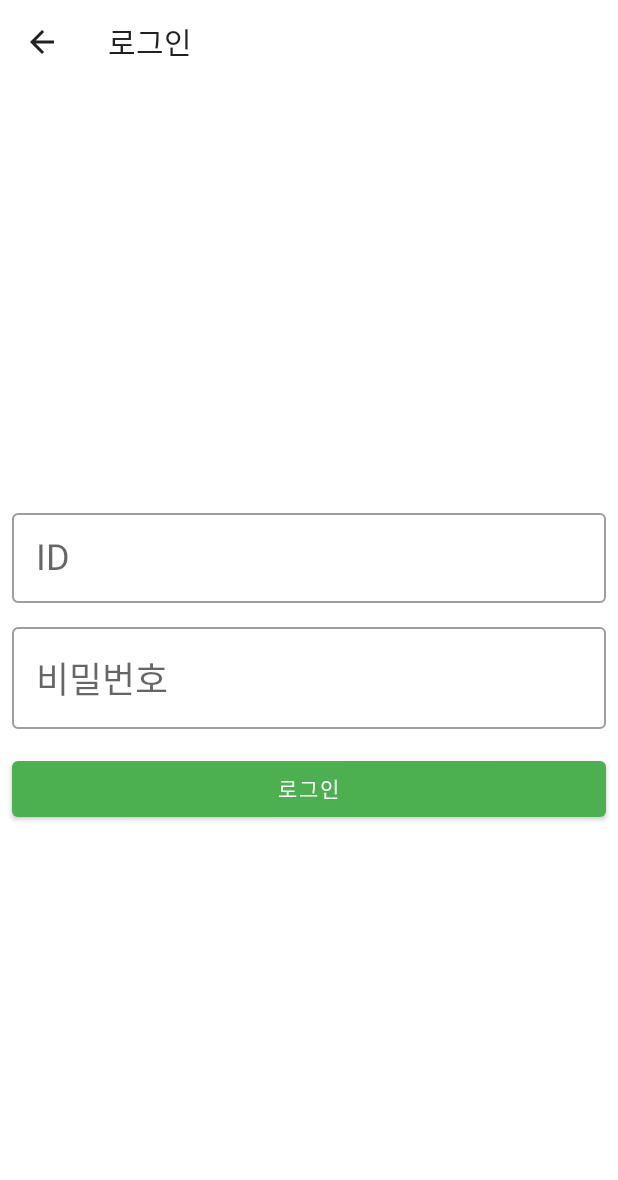
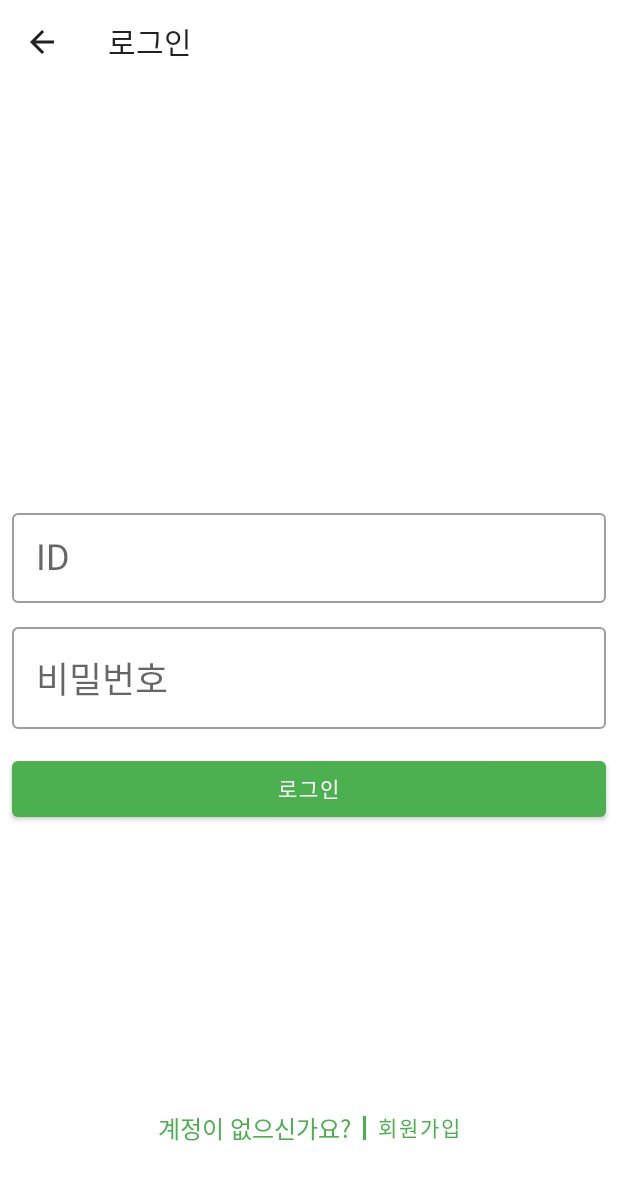
Before and after one commit to Starbow-Break/Green-Juice, an Android app built with Jetpack Compose: the SignInScreen screen opened through its navigation route, after a tap on "로그인", on a phone screen of 412 x 824 dp. Shown: the top 1180 px of the screen. Run offline under Robolectric (Android 15) with nearby library versions, the phone set to English and light mode, and no system bars; our stand-ins replace accompanist; libraries missing offline, so code that uses them is left out: com.jakewharton.retrofit2.

Commit message:
일부 기능 구현 중

```diff
--- a/app/src/main/java/com/starbow/greenjuice/data/SampleDataSource.kt
+++ b/app/src/main/java/com/starbow/greenjuice/data/SampleDataSource.kt
@@ -8,6 +8,7 @@ object SampleDataSource {
     //초기 데이터
     val dataList = mutableListOf(
         JuiceItem(
+            postUrl = "https://blog.naver.com/play_eat_fun/223085673944",
             title = "Title1",
             description = "description1",
             juiceColor = JuiceColor.GREEN,
@@ -16,6 +17,7 @@ object SampleDataSource {
             hashtags = listOf("keyword1_1", "keyword1_2", "keyword1_3")
         ),
         JuiceItem(
+            postUrl = "https://blog.naver.com/yugin0303/223085668684",
             title = "Title2",
             description = "description2",
             juiceColor = JuiceColor.RED,
@@ -24,6 +26,7 @@ object SampleDataSource {
             hashtags = listOf("keyword2_1", "keyword2_2")
         ),
         JuiceItem(
+            postUrl = "https://blog.naver.com/sayu0125/223085660825",
             title = "Title3",
             description = "description3",
             juiceColor = JuiceColor.GREEN,
@@ -32,6 +35,7 @@ object SampleDataSource {
             hashtags = listOf("keyword3_1", "keyword3_2", "keyword3_3", "keyword3_4", "keyword3_5")
         ),
         JuiceItem(
+            postUrl = "https://blog.naver.com/moy99/223085659988",
             title = "Title4",
             description = "description4",
             juiceColor = JuiceColor.ORANGE,
@@ -40,6 +44,7 @@ object SampleDataSource {
             hashtags = listOf("keyword4_1")
         ),
         JuiceItem(
+            postUrl = "",
             title = "Title5",
             description = "description5",
             juiceColor = JuiceColor.GREEN,
@@ -48,6 +53,7 @@ object SampleDataSource {
             hashtags = listOf("keyword5_1", "keyword5_2", "keyword5_3", "keyword5_4")
         ),
         JuiceItem(
+            postUrl = "",
             title = "Title6",
             description = "description6",
             juiceColor = JuiceColor.ORANGE,
@@ -56,6 +62,7 @@ object SampleDataSource {
             hashtags = listOf("keyword6_1", "keyword6_2", "keyword6_3")
         ),
         JuiceItem(
+            postUrl = "",
             title = "Title7",
             description = "description7",
             juiceColor = JuiceColor.GREEN,
@@ -64,6 +71,7 @@ object SampleDataSource {
             hashtags = listOf("keyword7_1", "keyword7_2")
         ),
         JuiceItem(
+            postUrl = "",
             title = "Title8",
             description = "description8",
             juiceColor = JuiceColor.GREEN,
@@ -72,6 +80,7 @@ object SampleDataSource {
             hashtags = listOf("keyword8_1", "keyword8_2")
         ),
         JuiceItem(
+            postUrl = "",
             title = "Title9",
             description = "description9",
             juiceColor = JuiceColor.RED,
@@ -80,6 +89,7 @@ object SampleDataSource {
             hashtags = listOf("keyword9_1")
         ),
         JuiceItem(
+            postUrl = "",
             title = "Title10",
             description = "description10",
             juiceColor = JuiceColor.GREEN,
@@ -88,6 +98,7 @@ object SampleDataSource {
             hashtags = listOf("keyword10_1", "keyword10_2", "keyword10_3", "keyword10_4",  "keyword10_5", "keyword10_6")
         ),
         JuiceItem(
+            postUrl = "",
             title = "Title11",
             description = "description11",
             juiceColor = JuiceColor.RED,
@@ -96,6 +107,7 @@ object SampleDataSource {
             hashtags = listOf("keyword11_1", "keyword11_2", "keyword11_3")
         ),
         JuiceItem(
+            postUrl = "",
             title = "Title12",
             description = "description12",
             juiceColor = JuiceColor.GREEN,
@@ -112,4 +124,31 @@ object SampleDataSource {
         val end = if(start+display-1 >= dataList.size) dataList.size else start+display-1
         return dataList.subList(fromIndex = start-1, toIndex = end)
     }
+
+    private val accountList = mutableListOf(
+        Account("aaaa", "aaaa"),
+        Account("bbbb", "bbbb"),
+        Account("cccc", "cccc")
+    )
+
+    fun hasId(id: String): Boolean {
+        for(account in accountList) {
+            if(account.id == id) return true
+        }
+
+        return false
+    }
+
+    fun addAccount(id: String, password: String) {
+        accountList.add(Account(id, password))
+    }
+
+    fun authentication(id: String, password: String): Boolean {
+        for(account in accountList)
+            if((account.id == id) and (account.password == password)) return true
+
+        return false
+    }
+
+    data class Account(val id: String, val password: String)
 }
--- a/app/src/main/java/com/starbow/greenjuice/model/BlogPostItem.kt
+++ b/app/src/main/java/com/starbow/greenjuice/model/BlogPostItem.kt
@@ -4,7 +4,6 @@ import com.starbow.greenjuice.enum.JuiceColor
 import com.starbow.greenjuice.enum.Sentiment
 import kotlinx.serialization.SerialName
 import kotlinx.serialization.Serializable
-import java.util.Date
 
 //서버로부터 받은 데이터를 여기에 객체화해서 저장
 @Serializable
@@ -39,6 +38,7 @@ fun BlogPostItem.toJuiceItem(): JuiceItem {
     }.map { hashtag -> "#$hashtag" }
 
     return JuiceItem(
+        postUrl = link,
         title = title,
         description = description,
         juiceColor = juiceColor,
--- a/app/src/main/java/com/starbow/greenjuice/model/JuiceItem.kt
+++ b/app/src/main/java/com/starbow/greenjuice/model/JuiceItem.kt
@@ -4,6 +4,7 @@ import com.starbow.greenjuice.enum.JuiceColor
 import com.starbow.greenjuice.enum.Sentiment
 
 data class JuiceItem(
+    val postUrl: String,
     val title: String,
     val description: String,
     val juiceColor: JuiceColor?,
--- a/app/src/main/java/com/starbow/greenjuice/ui/GreenJuiceUiState.kt
+++ b/app/src/main/java/com/starbow/greenjuice/ui/GreenJuiceUiState.kt
@@ -13,6 +13,7 @@ sealed interface GreenJuiceNetworkUiState {
 }
 
 data class GreenJuiceUiState(
+    val accountId: String? = null,
     val searchQuery: String = "", //검색 쿼리
     val onFilter: Boolean = false, //필터 기능 사용 여부
     val juiceFilterOption: JuiceColor? = null, //광고 여부 필터
--- a/app/src/main/java/com/starbow/greenjuice/ui/navigation/GreenJuiceNavHost.kt
+++ b/app/src/main/java/com/starbow/greenjuice/ui/navigation/GreenJuiceNavHost.kt
@@ -5,12 +5,12 @@ import android.widget.Toast
 import androidx.compose.runtime.Composable
 import androidx.compose.runtime.collectAsState
 import androidx.compose.runtime.mutableStateOf
-import androidx.compose.runtime.remember
 import androidx.compose.ui.Modifier
 import androidx.compose.ui.platform.LocalContext
 import androidx.compose.ui.res.stringResource
 import androidx.lifecycle.viewmodel.compose.viewModel
 import androidx.compose.runtime.getValue
+import androidx.compose.runtime.saveable.rememberSaveable
 import androidx.compose.runtime.setValue
 import androidx.compose.ui.platform.LocalLifecycleOwner
 import androidx.lifecycle.Observer
@@ -28,6 +28,8 @@ import com.starbow.greenjuice.ui.AppViewModelProvider
 import com.starbow.greenjuice.ui.screen.*
 import com.starbow.greenjuice.ui.viewmodel.GreenJuiceNavHostViewModel
 
+const val TAG = "GreenJuiceNavHost"
+
 @Composable
 fun GreenJuiceNavHost(
     navController: NavHostController,
@@ -42,11 +44,11 @@ fun GreenJuiceNavHost(
     val context = LocalContext.current
     val lifecycleOwner = LocalLifecycleOwner.current
 
-    var selectedJuiceIndex by remember { mutableStateOf(-1) }
-    var selectedSentimentIndex by remember { mutableStateOf(-1) }
-    var selectedThemeIndex by remember { mutableStateOf(-1) }
+    var selectedJuiceIndex by rememberSaveable { mutableStateOf(-1) }
+    var selectedSentimentIndex by rememberSaveable { mutableStateOf(-1) }
+    var selectedThemeIndex by rememberSaveable { mutableStateOf(-1) }
 
-    Log.d("FilterState", "AdState = ${appUiState.value.juiceFilterOption} Sentiment = ${appUiState.value.sentimentFilterOption}")
+    Log.d(TAG, "AdState = ${appUiState.value.juiceFilterOption} Sentiment = ${appUiState.value.sentimentFilterOption}")
 
     val juiceOptions = listOf(
         stringResource(id = R.string.filter_null_text),
@@ -90,7 +92,7 @@ fun GreenJuiceNavHost(
 
     if(selectedJuiceIndex == -1) selectedJuiceIndex = juiceIndex
     if(selectedSentimentIndex == -1) selectedSentimentIndex = sentimentIndex
-    Log.d("SettingScreen", "** $theme ** $selectedThemeIndex, $themeIndex")
+    Log.d(TAG, "** $theme ** $selectedThemeIndex, $themeIndex")
 
     viewModel.showErrorToast.observe(lifecycleOwner, Observer {
         it.getContentIfNotHandled()?.let {
@@ -118,11 +120,7 @@ fun GreenJuiceNavHost(
                     }
                 },
                 onClearQuery = { viewModel.changeQuery("") },
-                onClickSignIn = {
-                    navController.navigate(
-                        GreenJuiceScreen.WEB_VIEW.name + "/www.naver.com"
-                    )
-                },
+                onClickSignIn = { navController.navigate(GreenJuiceScreen.SIGN_IN.name) },
                 onClickSignUp = { navController.navigate(GreenJuiceScreen.SIGN_UP.name) }
             )
         }
@@ -130,13 +128,40 @@ fun GreenJuiceNavHost(
         composable(
             route = GreenJuiceScreen.SIGN_IN.name
         ) {
-            SignInScreen()
+            SignInScreen(
+                onSignInClick = { id, pw ->
+                    try {
+                        if(viewModel.signIn(id, pw)) {
+                            Log.d(TAG, "Sign in Success! Account ID : $id")
+                            Toast.makeText(context, "${id}님 환영합니다!", Toast.LENGTH_SHORT).show()
+                            navController.navigateUp()
+                        }
+                        else {
+                            Toast.makeText(context, "아이디 또는 비밀번호가 틀렸습니다.", Toast.LENGTH_SHORT).show()
+                        }
+                    } catch (e: Exception) {
+                        Toast.makeText(context, "로그인 중 오류가 발생했습니다.", Toast.LENGTH_SHORT).show()
+                    }
+                },
+                onClickSignUp = { navController.navigate(GreenJuiceScreen.SIGN_UP.name) }
+            )
         }
 
         composable(
             route = GreenJuiceScreen.SIGN_UP.name
         ) {
-            SignUpScreen()
+            SignUpScreen(
+                onSignUpClick = { id, pw ->
+                    try {
+                        viewModel.signUp(id, pw)
+                        Toast.makeText(context, "회원가입이 완료되었습니다.", Toast.LENGTH_SHORT).show()
+                        navController.navigateUp()
+                    }
+                    catch (e: Exception) {
+                        Toast.makeText(context, "회원가입 중 오류가 발생했습니다.", Toast.LENGTH_SHORT).show()
+                    }
+                }
+            )
         }
 
         composable(
@@ -210,7 +235,23 @@ fun GreenJuiceNavHost(
                     else viewModel.search()
                 },
                 onClearQuery = { viewModel.changeQuery("") },
-                onAddDataClick = { viewModel.getAdditionalData() }
+                onAddDataClick = { viewModel.getAdditionalData() },
+                onCardClick = { url ->
+                    try {
+                        Log.d(TAG, "url : $url")
+
+                        val args = url
+                            .replace("http://", "").replace("https://", "")
+                            .split('/')
+                        val (base_url, blogId, postId) = arrayOf(args[0], args[1], args[2])
+
+                        Log.d(TAG, "url : $url, base_url : $base_url, blogId: $blogId, postId : $postId")
+
+                        navController.navigate(GreenJuiceScreen.WEB_VIEW.name + "/$base_url/$blogId/$postId")
+                    } catch(e: Exception) {
+                        Toast.makeText(context, "해당 블로그 포스트에 접속할 수 없습니다.", Toast.LENGTH_SHORT).show()
+                    }
+                }
             )
         }
 
@@ -240,11 +281,23 @@ fun GreenJuiceNavHost(
         }
 
         composable(
-            route = GreenJuiceScreen.WEB_VIEW.name + "/{url}",
-            arguments = listOf(navArgument("url") { type = NavType.StringType })
+            route = GreenJuiceScreen.WEB_VIEW.name + "/{base_url}/{blogId}/{postId}",
+            arguments = listOf(
+                navArgument("base_url") { type = NavType.StringType },
+                navArgument("blogId") { type = NavType.StringType },
+                navArgument("postId") { type = NavType.StringType }
+            )
         ) { backStackEntry ->
+            val argList = listOf(
+                backStackEntry.arguments?.getString("base_url") ?: "",
+                backStackEntry.arguments?.getString("blogId") ?: "",
+                backStackEntry.arguments?.getString("postId") ?: "",
+            )
+
+            val postUrl = "http://" + argList.joinToString("/")
+
             WebViewScreen(
-                url = backStackEntry.arguments?.getString("url") ?: ""
+                url = postUrl
             )
         }
     }
--- a/app/src/main/java/com/starbow/greenjuice/ui/screen/FavoritesScreen.kt
+++ b/app/src/main/java/com/starbow/greenjuice/ui/screen/FavoritesScreen.kt
@@ -18,7 +18,7 @@ fun FavoritesScreen(
         modifier = modifier
     ) {
         items(favoritesList) { favorites ->
-            SearchResultItem(juiceItem = favorites)
+            SearchResultItem(juiceItem = favorites, onClick = {})
         }
     }
 }
--- a/app/src/main/java/com/starbow/greenjuice/ui/screen/SignInScreen.kt
+++ b/app/src/main/java/com/starbow/greenjuice/ui/screen/SignInScreen.kt
@@ -1,17 +1,12 @@
 package com.starbow.greenjuice.ui.screen
 
 import androidx.compose.foundation.layout.*
-import androidx.compose.material.Button
-import androidx.compose.material.OutlinedTextField
-import androidx.compose.material.Text
-import androidx.compose.runtime.Composable
-import androidx.compose.runtime.mutableStateOf
+import androidx.compose.material.*
+import androidx.compose.runtime.*
 import androidx.compose.runtime.saveable.rememberSaveable
 import androidx.compose.ui.Modifier
 import androidx.compose.ui.tooling.preview.Preview
 import com.starbow.greenjuice.ui.theme.GreenJuiceTheme
-import androidx.compose.runtime.getValue
-import androidx.compose.runtime.setValue
 import androidx.compose.ui.Alignment
 import androidx.compose.ui.res.stringResource
 import androidx.compose.ui.unit.dp
@@ -19,6 +14,8 @@ import com.starbow.greenjuice.R
 
 @Composable
 fun SignInScreen(
+    onSignInClick: (String, String) -> Unit,
+    onClickSignUp: () -> Unit,
     modifier: Modifier = Modifier
 ) {
     Box(
@@ -29,13 +26,14 @@ fun SignInScreen(
                 .padding(horizontal = 8.dp)
                 .align(Alignment.Center)
         ) {
-            var id by rememberSaveable { mutableStateOf("") }
-            var password by rememberSaveable { mutableStateOf("") }
+            var id by rememberSaveable { mutableStateOf("") } //텍스트 필드에 입력된 아이디
+            var password by rememberSaveable { mutableStateOf("") } //텍스트 필드에 입력된 비밀번호
 
             OutlinedTextField(
                 value = id,
                 onValueChange = { id = it },
                 label = { Text(stringResource(id = R.string.id)) },
+                maxLines = 1,
                 modifier = Modifier
                     .fillMaxWidth()
                     .padding(vertical = 4.dp)
@@ -44,17 +42,39 @@ fun SignInScreen(
                 value = password,
                 onValueChange = { password = it },
                 label = { Text(stringResource(id = R.string.password)) },
+                maxLines = 1,
                 modifier = Modifier
                     .fillMaxWidth()
                     .padding(vertical = 4.dp)
             )
             Button(
-                onClick = { /*TODO*/ },
+                onClick = { onSignInClick(id, password) },
                 modifier = Modifier
                     .fillMaxWidth()
                     .padding(top = 12.dp)
             ) {
                 Text(stringResource(id = R.string.sign_in))
+            }
+        }
+
+        Row (
+            horizontalArrangement = Arrangement.Center,
+            verticalAlignment = Alignment.CenterVertically,
+            modifier = Modifier.align(Alignment.BottomCenter).padding(bottom = 48.dp)
+        ) {
+            Text(
+                text = "계정이 없으신가요?",
+                color = MaterialTheme.colors.primary,
+                modifier = Modifier.padding(8.dp)
+            )
+            Divider(
+                color = MaterialTheme.colors.primary,
+                modifier = Modifier
+                    .width(2.dp)
+                    .height(16.dp)
+            )
+            TextButton(onClick = onClickSignUp) {
+                Text(text = stringResource(id = R.string.sign_up))
             }
         }
     }
@@ -64,6 +84,9 @@ fun SignInScreen(
 @Composable
 fun SignInScreenPreview() {
     GreenJuiceTheme {
-        SignInScreen()
+        SignInScreen(
+            onSignInClick = {a, b -> },
+            onClickSignUp = {}
+        )
     }
 }
--- a/app/src/main/java/com/starbow/greenjuice/ui/viewmodel/GreenJuiceNavHostViewModel.kt
+++ b/app/src/main/java/com/starbow/greenjuice/ui/viewmodel/GreenJuiceNavHostViewModel.kt
@@ -8,6 +8,7 @@ import androidx.lifecycle.ViewModel
 import androidx.lifecycle.viewModelScope
 import com.starbow.greenjuice.Event
 import com.starbow.greenjuice.data.GreenJuiceRepository
+import com.starbow.greenjuice.data.SampleDataSource
 import com.starbow.greenjuice.enum.JuiceColor
 import com.starbow.greenjuice.enum.Sentiment
 import com.starbow.greenjuice.model.JuiceStatistics
@@ -22,7 +23,7 @@ import kotlinx.coroutines.flow.update
 import kotlinx.coroutines.launch
 import java.io.IOException
 
-const val AMOUNT_DATA = 5 //요청할 때 마다 받아올 데이터 갯수
+const val AMOUNT_DATA = 1 //요청할 때 마다 받아올 데이터 갯수
 const val TAG = "NavHostViewModel"
 
 class GreenJuiceNavHostViewModel(
@@ -74,6 +75,24 @@ class GreenJuiceNavHostViewModel(
                 sentimentStatistics = sentimentStatistics
             )
         }
+    }
+
+    //로그인
+    fun signIn(id: String, password: String): Boolean {
+        val result = SampleDataSource.authentication(id, password)
+
+        if(result) {
+            _uiState.update { currentUiState ->
+                currentUiState.copy(accountId = id)
+            }
+        }
+
+        return result
+    }
+
+    //회원 가입
+    fun signUp(id: String, password: String) {
+        SampleDataSource.addAccount(id, password)
     }
 
     //검색 결과 얻기 (필터도 포함된 결과)
```
Also changed, not shown: app/src/main/java/com/starbow/greenjuice/ui/CommonUi.kt (+9 -1 lines), app/src/main/java/com/starbow/greenjuice/ui/screen/SearchResultScreen.kt (+9 -2 lines), app/src/main/java/com/starbow/greenjuice/ui/screen/SignUpScreen.kt (+21 -2 lines), app/src/main/java/com/starbow/greenjuice/ui/viewmodel/SignInViewModel.kt (added, +10 -0 lines).
